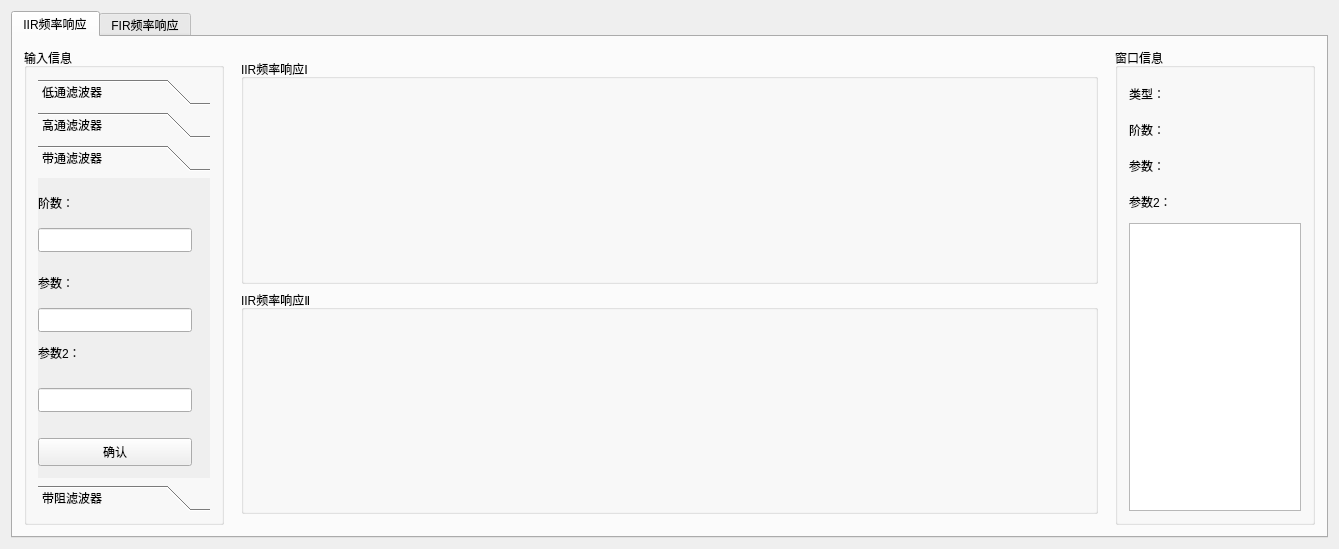
Qt form SpeechSignalAnalysisSystem/freqyres.ui (L-zhouhua/SpeechSignalAnalysisSystem) before a commit.
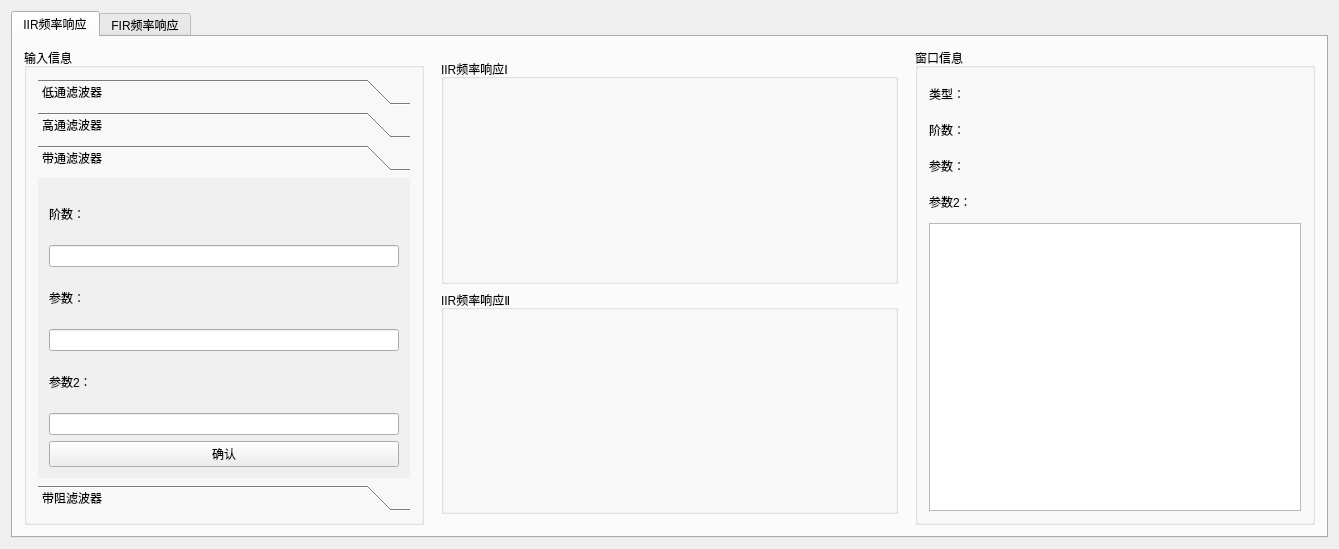
The same form after that commit. The open tabs and pages were chosen to show the change. Custom widgets are drawn as their Qt base class.

Patch:
```diff
--- a/SpeechSignalAnalysisSystem/freqyres.ui
+++ b/SpeechSignalAnalysisSystem/freqyres.ui
@@ -28,7 +28,7 @@
         <widget class="QGroupBox" name="groupBox_3">
          <property name="maximumSize">
           <size>
-           <width>200</width>
+           <width>400</width>
            <height>16777215</height>
           </size>
          </property>
@@ -224,89 +224,16 @@
               <rect>
                <x>0</x>
                <y>0</y>
-               <width>176</width>
-               <height>318</height>
+               <width>380</width>
+               <height>348</height>
               </rect>
              </property>
              <attribute name="label">
               <string>带通滤波器</string>
              </attribute>
-             <widget class="QLineEdit" name="parameter_edit_BP">
-              <property name="geometry">
-               <rect>
-                <x>0</x>
-                <y>130</y>
-                <width>154</width>
-                <height>24</height>
-               </rect>
-              </property>
-             </widget>
-             <widget class="QLineEdit" name="order_edit_BP">
-              <property name="geometry">
-               <rect>
-                <x>0</x>
-                <y>50</y>
-                <width>154</width>
-                <height>24</height>
-               </rect>
-              </property>
-             </widget>
-             <widget class="QLabel" name="label_11">
-              <property name="geometry">
-               <rect>
-                <x>0</x>
-                <y>80</y>
-                <width>154</width>
-                <height>50</height>
-               </rect>
-              </property>
-              <property name="maximumSize">
-               <size>
-                <width>16777215</width>
-                <height>50</height>
-               </size>
-              </property>
-              <property name="text">
-               <string>参数：</string>
-              </property>
-             </widget>
-             <widget class="QPushButton" name="affirm_but_BP">
-              <property name="enabled">
-               <bool>true</bool>
-              </property>
-              <property name="geometry">
-               <rect>
-                <x>0</x>
-                <y>260</y>
-                <width>154</width>
-                <height>28</height>
-               </rect>
-              </property>
-              <property name="maximumSize">
-               <size>
-                <width>16777215</width>
-                <height>16777215</height>
-               </size>
-              </property>
-              <property name="text">
-               <string>确认</string>
-              </property>
-              <property name="iconSize">
-               <size>
-                <width>20</width>
-                <height>20</height>
-               </size>
-              </property>
-             </widget>
+             <layout class="QGridLayout" name="gridLayout_6">
+              <item row="0" column="0">
              <widget class="QLabel" name="label_12">
-              <property name="geometry">
-               <rect>
-                <x>0</x>
-                <y>0</y>
-                <width>154</width>
-                <height>50</height>
-               </rect>
-              </property>
               <property name="maximumSize">
                <size>
                 <width>16777215</width>
@@ -317,15 +244,28 @@
                <string>阶数：</string>
               </property>
              </widget>
+              </item>
+              <item row="1" column="0">
+               <widget class="QLineEdit" name="order_edit_BP"/>
+              </item>
+              <item row="2" column="0">
+               <widget class="QLabel" name="label_11">
+                <property name="maximumSize">
+                 <size>
+                  <width>16777215</width>
+                  <height>50</height>
+                 </size>
+                </property>
+                <property name="text">
+                 <string>参数：</string>
+                </property>
+               </widget>
+              </item>
+              <item row="3" column="0">
+               <widget class="QLineEdit" name="parameter_edit_BP"/>
+              </item>
+              <item row="4" column="0">
              <widget class="QLabel" name="label_13">
-              <property name="geometry">
-               <rect>
-                <x>0</x>
-                <y>150</y>
-                <width>154</width>
-                <height>50</height>
-               </rect>
-              </property>
               <property name="maximumSize">
                <size>
                 <width>16777215</width>
@@ -336,16 +276,33 @@
                <string>参数2：</string>
               </property>
              </widget>
-             <widget class="QLineEdit" name="parameter_edit_2_BP">
-              <property name="geometry">
-               <rect>
-                <x>0</x>
-                <y>210</y>
-                <width>154</width>
-                <height>24</height>
-               </rect>
-              </property>
-             </widget>
+              </item>
+              <item row="5" column="0">
+               <widget class="QLineEdit" name="parameter_edit_2_BP"/>
+              </item>
+              <item row="6" column="0">
+               <widget class="QPushButton" name="affirm_but_BP">
+                <property name="enabled">
+                 <bool>true</bool>
+                </property>
+                <property name="maximumSize">
+                 <size>
+                  <width>16777215</width>
+                  <height>16777215</height>
+                 </size>
+                </property>
+                <property name="text">
+                 <string>确认</string>
+                </property>
+                <property name="iconSize">
+                 <size>
+                  <width>20</width>
+                  <height>20</height>
+                 </size>
+                </property>
+               </widget>
+              </item>
+             </layout>
             </widget>
             <widget class="QWidget" name="page_2">
              <property name="geometry">
@@ -471,7 +428,7 @@
         <widget class="QGroupBox" name="groupBox_4">
          <property name="maximumSize">
           <size>
-           <width>200</width>
+           <width>400</width>
            <height>16777215</height>
           </size>
          </property>
```
Left out of the diff: 156 changed lines with no effect on the pictures. Lines whose indentation alone changed are shown as unchanged.
